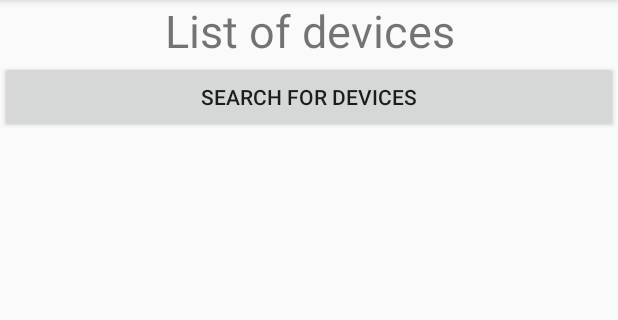
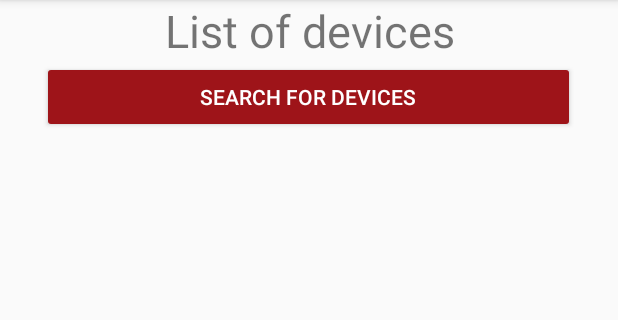
Before and after one commit to Franiszeeek/POM_WirelessFallDetector, an Android app: the screen it shows after launch (DeviceList), on a phone screen of 412 x 824 dp, the part 84-404 px from its top. Run offline under Robolectric (Android 15) with nearby library versions, the phone set to English and light mode, and no system bars; our stand-ins replace ButterKnife.

Commit message:
Aktualizacja stylistyczna

```diff
--- a/app/src/main/res/layout/activity_device_list.xml
+++ b/app/src/main/res/layout/activity_device_list.xml
@@ -6,6 +6,7 @@
     android:layout_height="match_parent"
     android:gravity="center"
     android:orientation="vertical"
+
     tools:context="com.example.franciszeeek.wirelessfalldetector.DeviceList">
 
     <TextView
@@ -17,8 +18,10 @@
 
     <Button
         android:id="@+id/btnSearchDevices"
-        android:layout_width="match_parent"
+        android:layout_width="355dp"
         android:layout_height="wrap_content"
+        android:backgroundTint="@color/colorButton"
+        android:textColor="@color/colorTextButton"
         android:text="search for devices" />
 
     <ListView
```
